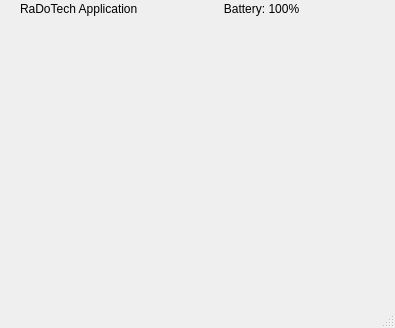
Before: the Qt Designer form mainwindow.ui in andreias144/3004Final, drawn with Qt 5.
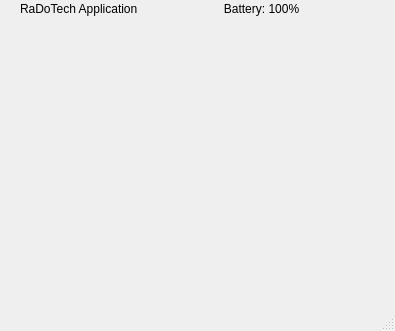
After: the same form once the commit is applied.

```diff
--- a/mainwindow.ui
+++ b/mainwindow.ui
@@ -7,7 +7,7 @@
     <x>0</x>
     <y>0</y>
     <width>395</width>
-    <height>328</height>
+    <height>331</height>
    </rect>
   </property>
   <property name="windowTitle">
```
